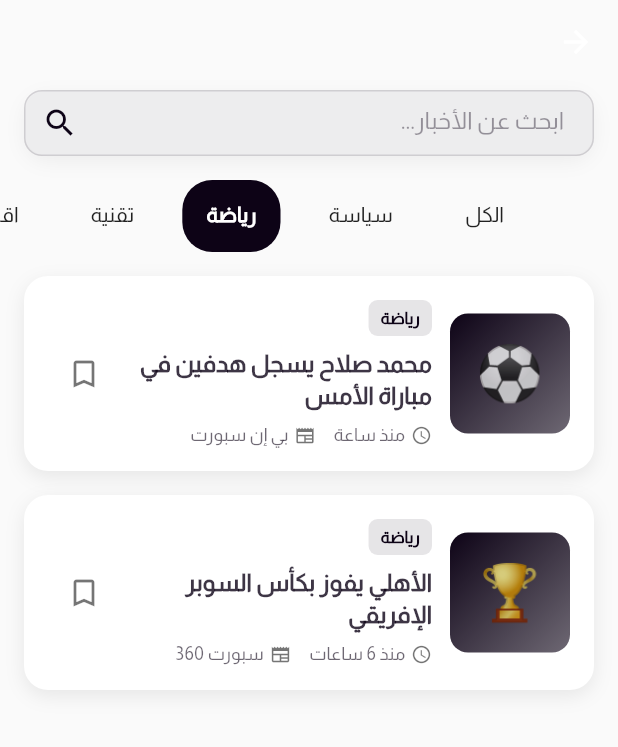
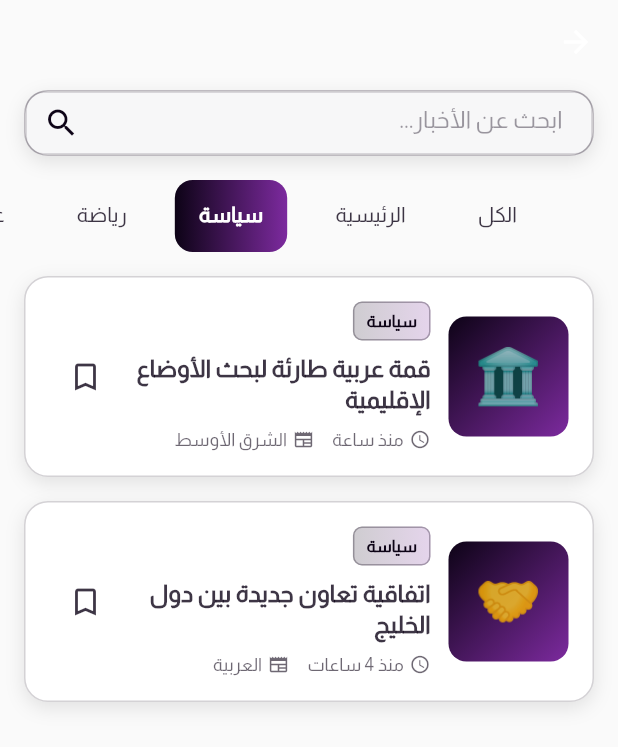
Before and after one commit to Youssef-Salem6/el-etehad, a Flutter app: the SearchView screen opened directly, tab 3 chosen, on a phone screen of 412 x 824 dp. Shown: the top 747 px of the screen. Run offline on Flutter 3.47's test engine with Material 3 defaults, Android fonts, the phone set to English and light mode, and no system bars; our stand-ins replace bloc, flutter_bloc, gap, persistent_bottom_nav_bar, shared_preferences; accounts and stored records are empty; network calls fail.

Commit message:
update profile and search view

```diff
--- a/lib/fetures/search/view/search_view.dart
+++ b/lib/fetures/search/view/search_view.dart
@@ -14,13 +14,18 @@ class _SearchViewState extends State<SearchView> with TickerProviderStateMixin {
 
   final List<String> categories = [
     'الكل',
+    'الرئيسية',
     'سياسة',
     'رياضة',
-    'تقنية',
+    'عالمي',
+    'فن',
+    'منوعات',
+    'انفوجرافيك',
+    'حوادث',
     'اقتصاد',
+    'تكنولوجيا',
     'صحة',
     'ثقافة',
-    'فن',
   ];
 
   final Map<String, List<Map<String, dynamic>>> newsData = {
@@ -30,7 +35,7 @@ class _SearchViewState extends State<SearchView> with TickerProviderStateMixin {
         'source': 'العربية',
         'time': 'منذ ساعتين',
         'image': '💻',
-        'category': 'تقنية',
+        'category': 'تكنولوجيا',
       },
       {
         'title': 'ارتفاع أسعار النفط لأعلى مستوى هذا العام',
@@ -79,20 +84,20 @@ class _SearchViewState extends State<SearchView> with TickerProviderStateMixin {
         'category': 'رياضة',
       },
     ],
-    'تقنية': [
+    'تكنولوجيا': [
       {
         'title': 'إطلاق هاتف ذكي جديد بمواصفات متطورة',
         'source': 'تك كرانش عربي',
         'time': 'منذ ساعتين',
         'image': '📱',
-        'category': 'تقنية',
+        'category': 'تكنولوجيا',
       },
       {
         'title': 'شركة ناشئة عربية تحصل على تمويل ضخم',
         'source': 'ومضة',
         'time': 'منذ 7 ساعات',
         'image': '🚀',
-        'category': 'تقنية',
+        'category': 'تكنولوجيا',
       },
     ],
     'اقتصاد': [
@@ -157,6 +162,7 @@ class _SearchViewState extends State<SearchView> with TickerProviderStateMixin {
     final isDark = theme.brightness == Brightness.dark;
 
     return Scaffold(
+      backgroundColor: theme.scaffoldBackgroundColor,
       body: CustomScrollView(
         slivers: [
           // Search AppBar
@@ -182,13 +188,18 @@ class _SearchViewState extends State<SearchView> with TickerProviderStateMixin {
                 controller: _tabController,
                 isScrollable: true,
                 indicator: BoxDecoration(
-                  color: theme.primaryColor,
-                  borderRadius: BorderRadius.circular(20),
+                  gradient: LinearGradient(
+                    colors: [
+                      theme.colorScheme.primary,
+                      theme.colorScheme.secondary,
+                    ],
+                  ),
+                  borderRadius: BorderRadius.circular(12),
                 ),
                 indicatorSize: TabBarIndicatorSize.label,
                 dividerColor: Colors.transparent,
                 labelColor: Colors.white,
-                unselectedLabelColor: isDark ? Colors.white70 : Colors.black87,
+                unselectedLabelColor: theme.textTheme.bodyMedium?.color,
                 labelStyle: const TextStyle(
                   fontWeight: FontWeight.bold,
                   fontSize: 14,
@@ -236,11 +247,15 @@ class _SearchViewState extends State<SearchView> with TickerProviderStateMixin {
         color: Colors.transparent,
         child: Container(
           decoration: BoxDecoration(
-            color: isDark ? const Color(0xFF2C2C2C) : Colors.grey[100],
+            color: theme.cardTheme.color,
             borderRadius: BorderRadius.circular(16),
+            border: Border.all(
+              color: theme.colorScheme.outline.withOpacity(0.3),
+              width: 1,
+            ),
             boxShadow: [
               BoxShadow(
-                color: Colors.black.withOpacity(0.05),
+                color: theme.shadowColor.withOpacity(0.1),
                 blurRadius: 10,
                 offset: const Offset(0, 4),
               ),
@@ -249,19 +264,21 @@ class _SearchViewState extends State<SearchView> with TickerProviderStateMixin {
           child: TextField(
             controller: _searchController,
             textAlign: TextAlign.right,
+            style: theme.textTheme.bodyLarge,
             decoration: InputDecoration(
               hintText: 'ابحث عن الأخبار...',
+              hintStyle: theme.inputDecorationTheme.hintStyle,
               prefixIcon:
                   _isSearching
                       ? IconButton(
-                        icon: const Icon(Icons.clear),
+                        icon: Icon(Icons.clear, color: theme.iconTheme.color),
                         onPressed: () {
                           _searchController.clear();
                           FocusScope.of(context).unfocus();
                         },
                       )
                       : null,
-              suffixIcon: Icon(Icons.search, color: theme.primaryColor),
+              suffixIcon: Icon(Icons.search, color: theme.colorScheme.primary),
               border: InputBorder.none,
               contentPadding: const EdgeInsets.symmetric(
                 horizontal: 16,
@@ -307,11 +324,15 @@ class _SearchViewState extends State<SearchView> with TickerProviderStateMixin {
       child: Container(
         margin: const EdgeInsets.only(bottom: 16),
         decoration: BoxDecoration(
-          color: isDark ? const Color(0xFF1E1E1E) : Colors.white,
+          color: theme.cardTheme.color,
           borderRadius: BorderRadius.circular(16),
+          border: Border.all(
+            color: theme.colorScheme.outline.withOpacity(0.2),
+            width: 1,
+          ),
           boxShadow: [
             BoxShadow(
-              color: Colors.black.withOpacity(isDark ? 0.3 : 0.08),
+              color: theme.shadowColor.withOpacity(0.1),
               blurRadius: 10,
               offset: const Offset(0, 4),
             ),
@@ -337,8 +358,8 @@ class _SearchViewState extends State<SearchView> with TickerProviderStateMixin {
                       decoration: BoxDecoration(
                         gradient: LinearGradient(
                           colors: [
-                            theme.primaryColor,
-                            theme.primaryColor.withOpacity(0.6),
+                            theme.colorScheme.primary,
+                            theme.colorScheme.secondary,
                           ],
                           begin: Alignment.topLeft,
                           end: Alignment.bottomRight,
@@ -366,13 +387,25 @@ class _SearchViewState extends State<SearchView> with TickerProviderStateMixin {
                             vertical: 4,
                           ),
                           decoration: BoxDecoration(
-                            color: theme.primaryColor.withOpacity(0.1),
+                            gradient: LinearGradient(
+                              colors: [
+                                theme.colorScheme.primary.withOpacity(0.2),
+                                theme.colorScheme.secondary.withOpacity(0.2),
+                              ],
+                            ),
                             borderRadius: BorderRadius.circular(6),
+                            border: Border.all(
+                              color: theme.colorScheme.primary.withOpacity(0.3),
+                              width: 1,
+                            ),
                           ),
                           child: Text(
                             news['category'],
                             style: TextStyle(
-                              color: theme.primaryColor,
+                              color:
+                                  isDark
+                                      ? theme.colorScheme.secondary
+                                      : theme.colorScheme.primary,
                               fontSize: 11,
                               fontWeight: FontWeight.bold,
                             ),
@@ -396,7 +429,7 @@ class _SearchViewState extends State<SearchView> with TickerProviderStateMixin {
                             Icon(
                               Icons.access_time,
                               size: 14,
-                              color: isDark ? Colors.white54 : Colors.black54,
+                              color: theme.textTheme.bodySmall?.color,
                             ),
                             const SizedBox(width: 4),
                             Text(
@@ -407,7 +440,7 @@ class _SearchViewState extends State<SearchView> with TickerProviderStateMixin {
                             Icon(
                               Icons.newspaper,
                               size: 14,
-                              color: isDark ? Colors.white54 : Colors.black54,
+                              color: theme.textTheme.bodySmall?.color,
                             ),
                             const SizedBox(width: 4),
                             Flexible(
@@ -429,7 +462,7 @@ class _SearchViewState extends State<SearchView> with TickerProviderStateMixin {
                     onPressed: () {
                       // Add to bookmarks
                     },
-                    color: isDark ? Colors.white70 : Colors.black54,
+                    color: theme.iconTheme.color,
                   ),
                 ],
               ),
@@ -461,13 +494,18 @@ class _SearchViewState extends State<SearchView> with TickerProviderStateMixin {
               width: 100,
               height: 100,
               decoration: BoxDecoration(
-                color: theme.primaryColor.withOpacity(0.1),
+                gradient: LinearGradient(
+                  colors: [
+                    theme.colorScheme.primary.withOpacity(0.2),
+                    theme.colorScheme.secondary.withOpacity(0.2),
+                  ],
+                ),
                 shape: BoxShape.circle,
               ),
               child: Icon(
                 Icons.search_off,
                 size: 50,
-                color: theme.primaryColor,
+                color: theme.colorScheme.primary,
               ),
             ),
           ),
```
Also changed, not shown: lib/fetures/profile/view/profile_view.dart (+113 -67 lines).
